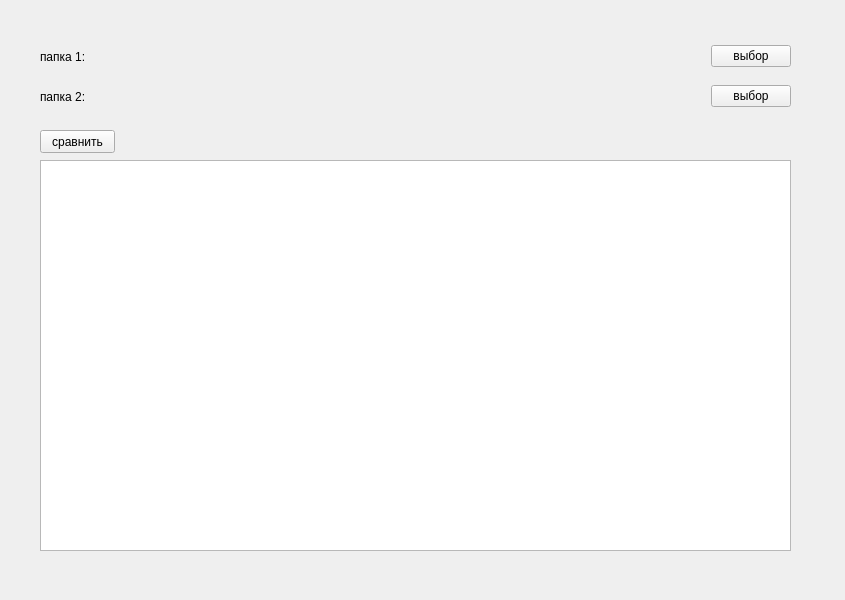
Old version of the form mainwindow.ui in the repository ponkerman/File_cpm_QT.
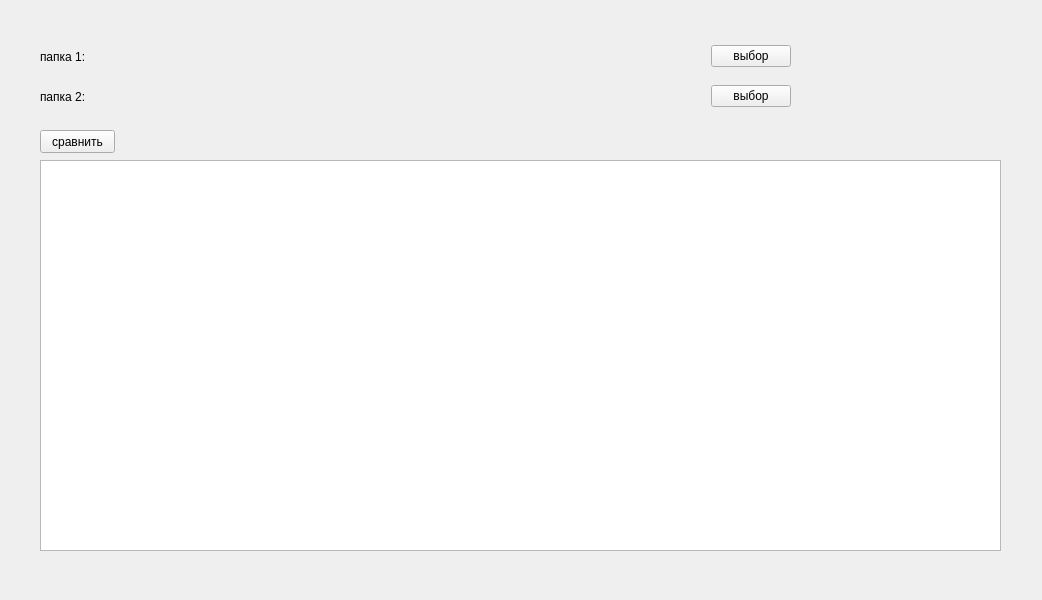
New version of the form.

Diff of the .ui file:
```diff
--- a/mainwindow.ui
+++ b/mainwindow.ui
@@ -6,7 +6,7 @@
    <rect>
     <x>0</x>
     <y>0</y>
-    <width>845</width>
+    <width>1042</width>
     <height>600</height>
    </rect>
   </property>
@@ -19,7 +19,7 @@
      <rect>
       <x>40</x>
       <y>160</y>
-      <width>751</width>
+      <width>961</width>
       <height>391</height>
      </rect>
     </property>
@@ -37,7 +37,7 @@
      <string>сравнить</string>
     </property>
    </widget>
-   <widget class="QWidget" name="">
+   <widget class="QWidget" name="layoutWidget">
     <property name="geometry">
      <rect>
       <x>40</x>
@@ -94,7 +94,7 @@
      </item>
     </layout>
    </widget>
-   <widget class="QWidget" name="">
+   <widget class="QWidget" name="layoutWidget">
     <property name="geometry">
      <rect>
       <x>40</x>
```
